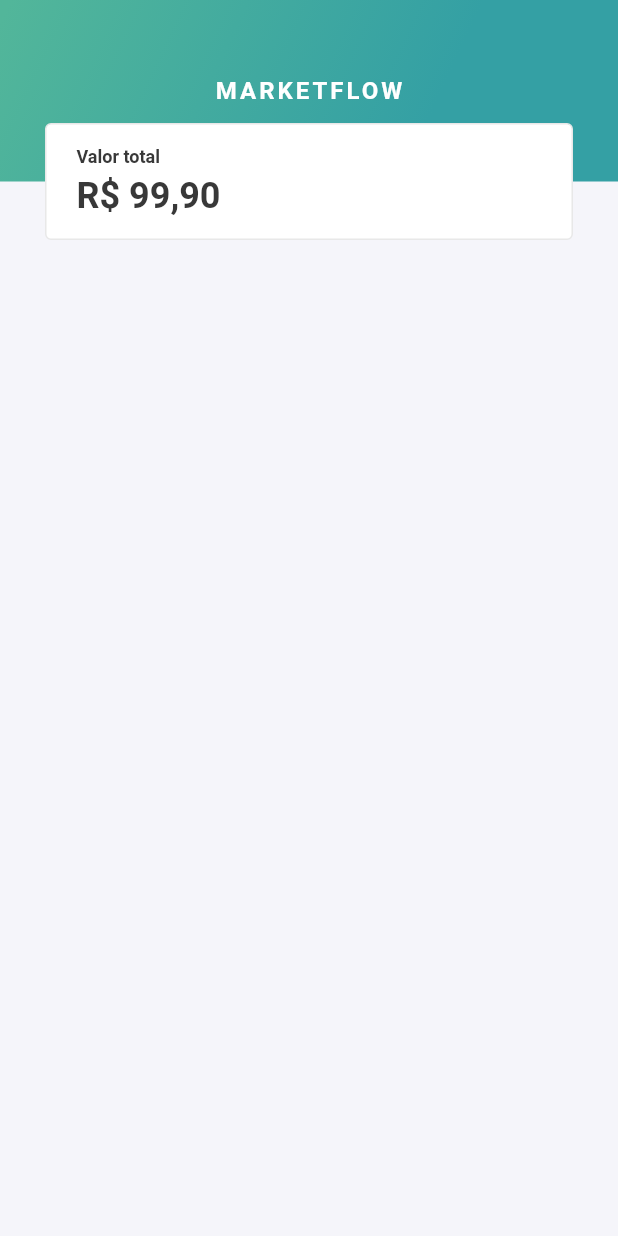
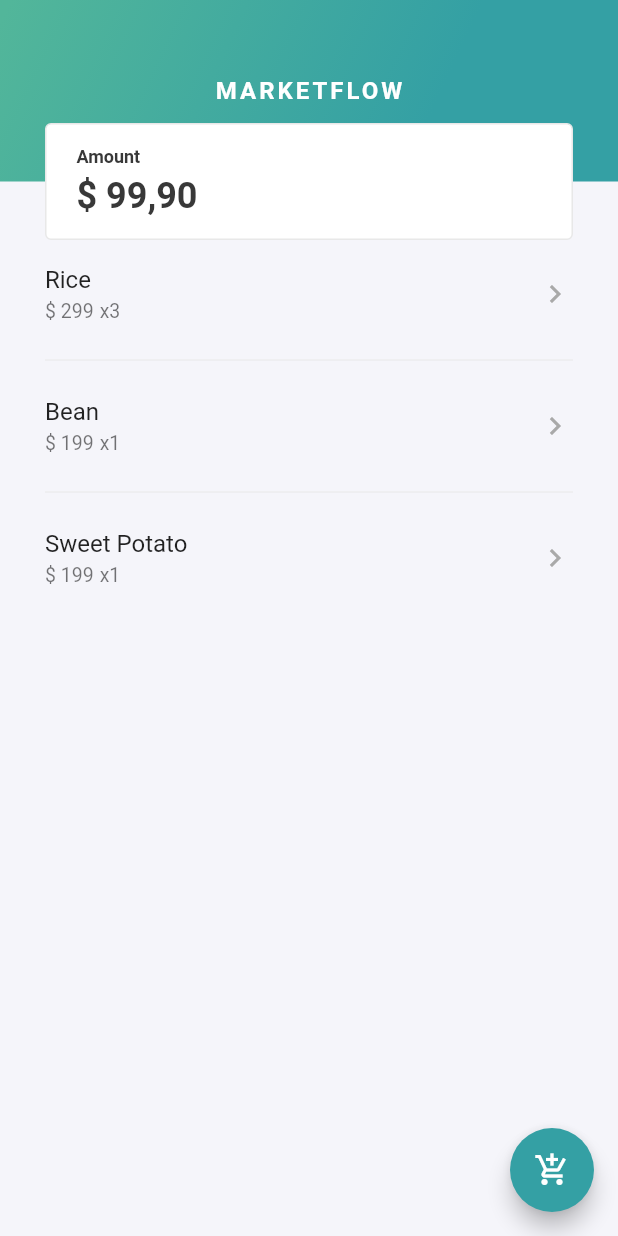
Before and after one commit to natralia/marketflow, a Flutter app: the screen it shows after launch, on a phone screen of 412 x 824 dp. Run offline on Flutter 3.47's test engine with Material 2 defaults, Android fonts, the phone set to English and light mode, and no system bars.

Commit message:
create products list

```diff
--- a/lib/main.dart
+++ b/lib/main.dart
@@ -1,24 +1,77 @@
 import 'package:flutter/material.dart';
+import 'package:marketflow/models/product.dart';
 import 'package:marketflow/utils/custom_colors.dart';
 import 'package:marketflow/widgets/app_bar_widget.dart';
 
 void main() {
-  runApp(const App());
+  runApp(App());
 }
 
 class App extends StatelessWidget {
-  const App({super.key});
+   App({super.key});
+
+  final List<Product> _products = [
+    Product(name: "Rice", price: 299, quantity: 3),
+    Product(name: "Bean", price: 199),
+    Product(name: "Sweet Potato", price: 199),
+  ];
 
   @override
   Widget build(BuildContext context) {
+
     return MaterialApp(
       home: Scaffold(
         backgroundColor: CustomColors.background,
         appBar: AppBarWidget(),
-
-        // body: Container(
-        //   child: Center(child: Text("Hello World")),
-        // ),
+        floatingActionButton: FloatingActionButton(
+            backgroundColor: CustomColors.primary,
+            onPressed: () {
+              // Navigator.of(context).pushNamed(Routes.form);
+            },
+            child: const Icon(
+              Icons.add_shopping_cart,
+              color: Colors.white,
+            ),
+          ),
+        body: ListView.separated(
+            padding: const EdgeInsets.symmetric(
+              horizontal: 30.0,
+            ),
+            itemCount: _products.length,
+            itemBuilder: (context, i) {
+              return ListTile(
+                contentPadding: const EdgeInsets.symmetric(horizontal: 0),
+                // onTap: () {
+                //   Navigator.of(context).pushNamed(Routes.form, arguments: i);
+                // },
+                title: Text(_products[i].name),
+                subtitle: Row(
+                  children: [
+                    Text(
+                      "\$ ${_products[i].price}",
+                      style: const TextStyle(fontSize: 13.0),
+                    ),
+                    Padding(
+                      padding: const EdgeInsets.only(left: 4),
+                      child: Text(
+                        "x${_products[i].quantity}",
+                        style: const TextStyle(fontSize: 13.0),
+                      ),
+                    )
+                  ],
+                ),
+                trailing: Icon(
+                  Icons.chevron_right,
+                  color: CustomColors.textSecondary,
+                ),
+              );
+            },
+            separatorBuilder: (context, i) {
+              return Divider(
+                color: CustomColors.border,
+              );
+            },
+          ),
       ),
     );
   }
--- /dev/null
+++ b/lib/models/product.dart
@@ -0,0 +1,7 @@
+class Product {
+  String name;
+  int price;
+  int quantity;
+
+  Product({required this.name, required this.price, this.quantity = 1});
+}
--- a/lib/widgets/app_bar_widget.dart
+++ b/lib/widgets/app_bar_widget.dart
@@ -55,7 +55,7 @@ class AppBarWidget extends PreferredSize {
                   crossAxisAlignment: CrossAxisAlignment.start,
                   children: [
                     Text(
-                      'Valor total',
+                      "Amount",
                       style: TextStyle(
                         fontWeight: FontWeight.w600,
                         fontSize: 12,
@@ -63,7 +63,7 @@ class AppBarWidget extends PreferredSize {
                       ),
                     ),
                     Text(
-                      'R\$ 99,90',
+                      "\$ 99,90",
                       style: TextStyle(
                         fontWeight: FontWeight.bold,
                         fontSize: 24,
```
